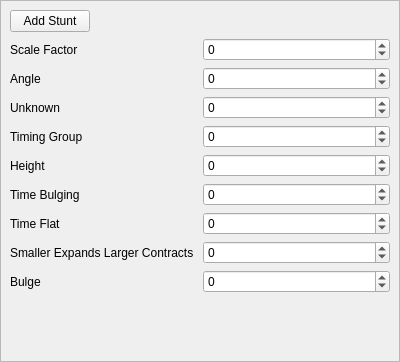
Old version of the form TrackEditor/EditStuntWidget.ui in the repository Zizin13/Roller.
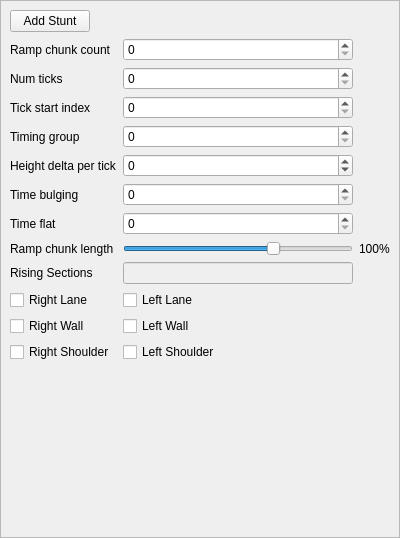
New version of the form.

Commit message: Updating stunts ui with newly discovered fields

The edit to the form file:
```diff
--- a/TrackEditor/EditStuntWidget.ui
+++ b/TrackEditor/EditStuntWidget.ui
@@ -7,7 +7,7 @@
     <x>0</x>
     <y>0</y>
     <width>400</width>
-    <height>362</height>
+    <height>538</height>
    </rect>
   </property>
   <property name="windowTitle">
@@ -40,14 +40,31 @@
         <x>0</x>
         <y>0</y>
         <width>398</width>
-        <height>360</height>
+        <height>536</height>
        </rect>
       </property>
       <layout class="QGridLayout" name="gridLayout">
+       <item row="2" column="0">
+        <widget class="QLabel" name="lblNumTicks">
+         <property name="text">
+          <string>Num ticks</string>
+         </property>
+        </widget>
+       </item>
+       <item row="1" column="0">
+        <widget class="QLabel" name="lblChunkCount">
+         <property name="toolTip">
+          <string>Increases the length and height of the &quot;ramp&quot;. 1 is a bump, 4 starts breaking textures, 6 is huge vertical wall</string>
+         </property>
+         <property name="text">
+          <string>Ramp chunk count</string>
+         </property>
+        </widget>
+       </item>
        <item row="6" column="1">
         <widget class="QSpinBox" name="sbTimeBulging">
          <property name="minimum">
-          <number>-65535</number>
+          <number>0</number>
          </property>
          <property name="maximum">
           <number>65535</number>
@@ -57,23 +74,10 @@
          </property>
         </widget>
        </item>
-       <item row="8" column="1">
-        <widget class="QSpinBox" name="sbExpandContract">
+       <item row="2" column="1">
+        <widget class="QSpinBox" name="sbNumTicks">
          <property name="minimum">
-          <number>-65535</number>
-         </property>
-         <property name="maximum">
-          <number>65535</number>
-         </property>
-         <property name="singleStep">
-          <number>1</number>
-         </property>
-        </widget>
-       </item>
-       <item row="7" column="1">
-        <widget class="QSpinBox" name="sbTimeFlat">
-         <property name="minimum">
-          <number>-65535</number>
+          <number>0</number>
          </property>
          <property name="maximum">
           <number>65535</number>
@@ -86,7 +90,7 @@
        <item row="3" column="1">
         <widget class="QSpinBox" name="sbUnk">
          <property name="minimum">
-          <number>-65535</number>
+          <number>0</number>
          </property>
          <property name="maximum">
           <number>65535</number>
@@ -96,85 +100,149 @@
          </property>
         </widget>
        </item>
+       <item row="1" column="1">
+        <widget class="QSpinBox" name="sbChunkCount">
+         <property name="minimum">
+          <number>0</number>
+         </property>
+         <property name="maximum">
+          <number>65535</number>
+         </property>
+         <property name="singleStep">
+          <number>1</number>
+         </property>
+        </widget>
+       </item>
+       <item row="3" column="0">
+        <widget class="QLabel" name="lblTickStartIdx">
+         <property name="text">
+          <string>Tick start index</string>
+         </property>
+        </widget>
+       </item>
+       <item row="8" column="0">
+        <widget class="QLabel" name="lblLength">
+         <property name="text">
+          <string>Ramp chunk length</string>
+         </property>
+        </widget>
+       </item>
+       <item row="13" column="1">
+        <widget class="QCheckBox" name="ck0LShoulder">
+         <property name="text">
+          <string>Left Shoulder</string>
+         </property>
+        </widget>
+       </item>
        <item row="4" column="0">
         <widget class="QLabel" name="lblTimingGroup">
          <property name="text">
-          <string>Timing Group</string>
-         </property>
-        </widget>
-       </item>
-       <item row="4" column="1">
-        <widget class="QSpinBox" name="sbTimingGroup">
-         <property name="minimum">
-          <number>-65535</number>
-         </property>
-         <property name="maximum">
-          <number>65535</number>
-         </property>
-         <property name="singleStep">
-          <number>1</number>
-         </property>
-        </widget>
-       </item>
-       <item row="8" column="0">
-        <widget class="QLabel" name="lblExpandContract">
-         <property name="text">
-          <string>Smaller Expands Larger Contracts</string>
-         </property>
-        </widget>
-       </item>
-       <item row="7" column="0">
-        <widget class="QLabel" name="lblTimeFlat">
-         <property name="text">
-          <string>Time Flat</string>
+          <string>Timing group</string>
          </property>
         </widget>
        </item>
        <item row="5" column="0">
         <widget class="QLabel" name="lblHeight">
          <property name="text">
-          <string>Height</string>
+          <string>Height delta per tick</string>
          </property>
         </widget>
        </item>
-       <item row="3" column="0">
-        <widget class="QLabel" name="lblUnk">
+       <item row="11" column="1">
+        <widget class="QCheckBox" name="ck2LLane">
          <property name="text">
-          <string>Unknown</string>
+          <string>Left Lane</string>
+         </property>
+        </widget>
+       </item>
+       <item row="7" column="1">
+        <widget class="QSpinBox" name="sbTimeFlat">
+         <property name="minimum">
+          <number>0</number>
+         </property>
+         <property name="maximum">
+          <number>65535</number>
+         </property>
+         <property name="singleStep">
+          <number>1</number>
+         </property>
+        </widget>
+       </item>
+       <item row="5" column="1">
+        <widget class="QSpinBox" name="sbHeight">
+         <property name="minimum">
+          <number>-65535</number>
+         </property>
+         <property name="maximum">
+          <number>65535</number>
+         </property>
+         <property name="singleStep">
+          <number>1</number>
+         </property>
+        </widget>
+       </item>
+       <item row="9" column="1">
+        <widget class="QLineEdit" name="leFlags">
+         <property name="enabled">
+          <bool>false</bool>
+         </property>
+         <property name="readOnly">
+          <bool>true</bool>
+         </property>
+        </widget>
+       </item>
+       <item row="14" column="0">
+        <spacer name="verticalSpacer">
+         <property name="orientation">
+          <enum>Qt::Vertical</enum>
+         </property>
+         <property name="sizeHint" stdset="0">
+          <size>
+           <width>20</width>
+           <height>40</height>
+          </size>
+         </property>
+        </spacer>
+       </item>
+       <item row="7" column="0">
+        <widget class="QLabel" name="lblTimeFlat">
+         <property name="text">
+          <string>Time flat</string>
          </property>
         </widget>
        </item>
        <item row="6" column="0">
         <widget class="QLabel" name="lblTimeBulging">
          <property name="text">
-          <string>Time Bulging</string>
+          <string>Time bulging</string>
          </property>
         </widget>
        </item>
-       <item row="9" column="1">
-        <widget class="QSpinBox" name="sbBulge">
-         <property name="minimum">
-          <number>-65535</number>
-         </property>
-         <property name="maximum">
-          <number>65535</number>
-         </property>
-         <property name="singleStep">
-          <number>1</number>
+       <item row="12" column="1">
+        <widget class="QCheckBox" name="ck1LWall">
+         <property name="text">
+          <string>Left Wall</string>
          </property>
         </widget>
        </item>
        <item row="9" column="0">
         <widget class="QLabel" name="lblBulge">
          <property name="text">
-          <string>Bulge</string>
+          <string>Rising Sections</string>
          </property>
         </widget>
        </item>
-       <item row="5" column="1">
-        <widget class="QSpinBox" name="sbHeight">
+       <item row="12" column="0">
+        <widget class="QCheckBox" name="ck5RWall">
+         <property name="text">
+          <string>Right Wall</string>
+         </property>
+        </widget>
+       </item>
+       <item row="4" column="1">
+        <widget class="QSpinBox" name="sbTimingGroup">
          <property name="minimum">
-          <number>-65535</number>
+          <number>0</number>
          </property>
          <property name="maximum">
           <number>65535</number>
@@ -184,14 +252,37 @@
          </property>
         </widget>
        </item>
-       <item row="2" column="0">
-        <widget class="QLabel" name="lblAngle">
+       <item row="8" column="1">
+        <widget class="QSlider" name="sldLength">
+         <property name="minimum">
+          <number>0</number>
+         </property>
+         <property name="maximum">
+          <number>150</number>
+         </property>
+         <property name="value">
+          <number>100</number>
+         </property>
+         <property name="orientation">
+          <enum>Qt::Horizontal</enum>
+         </property>
+        </widget>
+       </item>
+       <item row="13" column="0">
+        <widget class="QCheckBox" name="ck4RShoulder">
          <property name="text">
-          <string>Angle</string>
+          <string>Right Shoulder</string>
          </property>
         </widget>
        </item>
-       <item row="0" column="0" colspan="2">
+       <item row="8" column="2">
+        <widget class="QLabel" name="label">
+         <property name="text">
+          <string>100%</string>
+         </property>
+        </widget>
+       </item>
+       <item row="0" column="0" colspan="3">
         <layout class="QHBoxLayout" name="horizontalLayout">
          <item>
           <widget class="QPushButton" name="pbStunt">
@@ -215,55 +306,13 @@
          </item>
         </layout>
        </item>
-       <item row="2" column="1">
-        <widget class="QSpinBox" name="sbAngle">
-         <property name="minimum">
-          <number>-65535</number>
-         </property>
-         <property name="maximum">
-          <number>65535</number>
-         </property>
-         <property name="singleStep">
-          <number>1</number>
-         </property>
-        </widget>
-       </item>
-       <item row="1" column="1">
-        <widget class="QSpinBox" name="sbScaleFact">
-         <property name="minimum">
-          <number>-65535</number>
-         </property>
-         <property name="maximum">
-          <number>65535</number>
-         </property>
-         <property name="singleStep">
-          <number>1</number>
-         </property>
-        </widget>
-       </item>
-       <item row="1" column="0">
-        <widget class="QLabel" name="lblScaleFact">
-         <property name="toolTip">
-          <string>Increases the length and height of the &quot;ramp&quot;. 1 is a bump, 4 starts breaking textures, 6 is huge vertical wall</string>
-         </property>
+       <item row="11" column="0">
+        <widget class="QCheckBox" name="ck3RLane">
          <property name="text">
-          <string>Scale Factor</string>
+          <string>Right Lane</string>
          </property>
         </widget>
        </item>
-       <item row="10" column="0">
-        <spacer name="verticalSpacer">
-         <property name="orientation">
-          <enum>Qt::Vertical</enum>
-         </property>
-         <property name="sizeHint" stdset="0">
-          <size>
-           <width>20</width>
-           <height>40</height>
-          </size>
-         </property>
-        </spacer>
-       </item>
       </layout>
      </widget>
     </widget>
```
Left out of the diff: 4 changed lines with no effect on the pictures. The commit also changes 12 other files.
